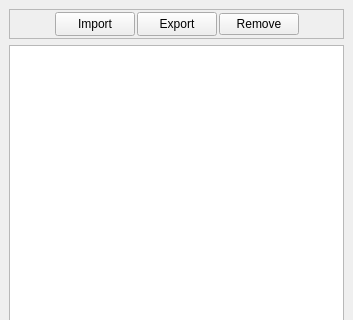
Above: Qt/Components/Resources/UI/pqLookmarkBrowser.ui from wildmichael/ParaView3-enhancements-old before the change; both pictures show x 0 to 353 and y 0 to 320 of the 353 by 558 pixel window. Below: the same form after it.
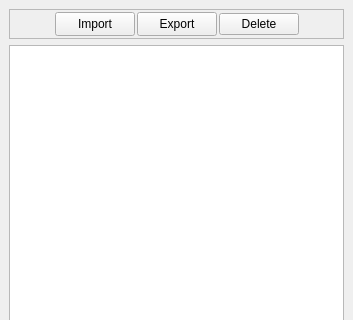
That is the form after the change.

```diff
--- a/Qt/Components/Resources/UI/pqLookmarkBrowser.ui
+++ b/Qt/Components/Resources/UI/pqLookmarkBrowser.ui
@@ -90,7 +90,7 @@
       <item>
        <widget class="QPushButton" name="RemoveButton" >
         <property name="text" >
-         <string>Remove</string>
+         <string>Delete</string>
         </property>
        </widget>
       </item>
```
Left out of the diff: 1 changed line with no effect on the pictures.
